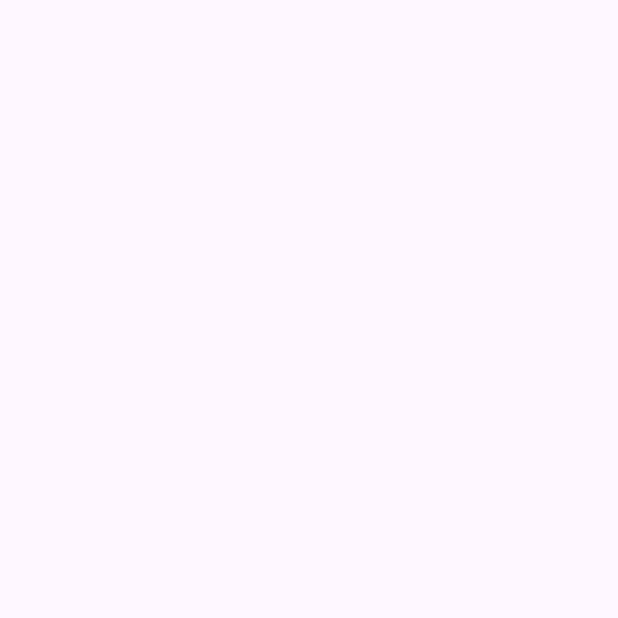
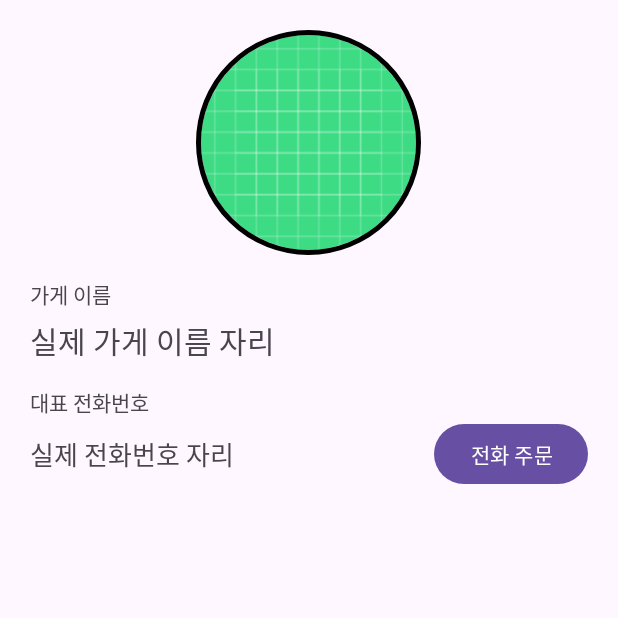
Before and after one commit to Gun7985/work-of-a-college-student, an Android app: the ViewStoreDetailActivity screen opened directly, with no data from a screen before it, on a phone screen of 412 x 824 dp, the top half of it. Before the commit the part shown is empty. Run offline under Robolectric (Android 15) with nearby library versions, the phone set to English and light mode, and no system bars; our stand-ins replace CircleImageView, data binding.

Commit message:
가게 상세 조회 UI 작성

```diff
--- a/app/src/main/res/layout/activity_view_store_detail.xml
+++ b/app/src/main/res/layout/activity_view_store_detail.xml
@@ -6,7 +6,66 @@
         android:layout_width="match_parent"
         android:layout_height="match_parent"
         android:orientation="vertical"
+        android:padding="20dp"
         tools:context=".ViewStoreDetailActivity">
+
+        <LinearLayout
+            android:layout_width="match_parent"
+            android:layout_height="wrap_content"
+            android:orientation="vertical"
+            android:gravity="center">
+
+
+            <de.hdodenhof.circleimageview.CircleImageView
+                android:layout_width="150dp"
+                android:layout_height="150dp"
+                android:src="@drawable/ic_launcher_background"
+                app:civ_border_width="3dp"/>
+
+        </LinearLayout>
+
+        <TextView
+            android:layout_width="wrap_content"
+            android:layout_height="wrap_content"
+            android:layout_marginTop="15dp"
+            android:text="가게 이름"/>
+
+        <TextView
+            android:layout_width="wrap_content"
+            android:layout_height="wrap_content"
+            android:textSize="20sp"
+            android:layout_marginTop="5dp"
+            android:text="실제 가게 이름 자리"/>
+
+        <TextView
+            android:layout_width="wrap_content"
+            android:layout_height="wrap_content"
+            android:layout_marginTop="15dp"
+            android:text="대표 전화번호"/>
+
+        <LinearLayout
+            android:layout_width="match_parent"
+            android:layout_height="wrap_content"
+            android:orientation="horizontal"
+            android:gravity="center_vertical">
+
+            <TextView
+                android:layout_width="wrap_content"
+                android:layout_height="wrap_content"
+                android:textSize="17sp"
+                android:text="실제 전화번호 자리"/>
+
+            <TextView
+                android:layout_width="0dp"
+                android:layout_height="match_parent"
+                android:layout_weight="1"/>
+
+            <Button
+                android:layout_width="wrap_content"
+                android:layout_height="wrap_content"
+                android:text="전화 주문"/>
+
+        </LinearLayout>
 
     </LinearLayout>
 </layout>
```
